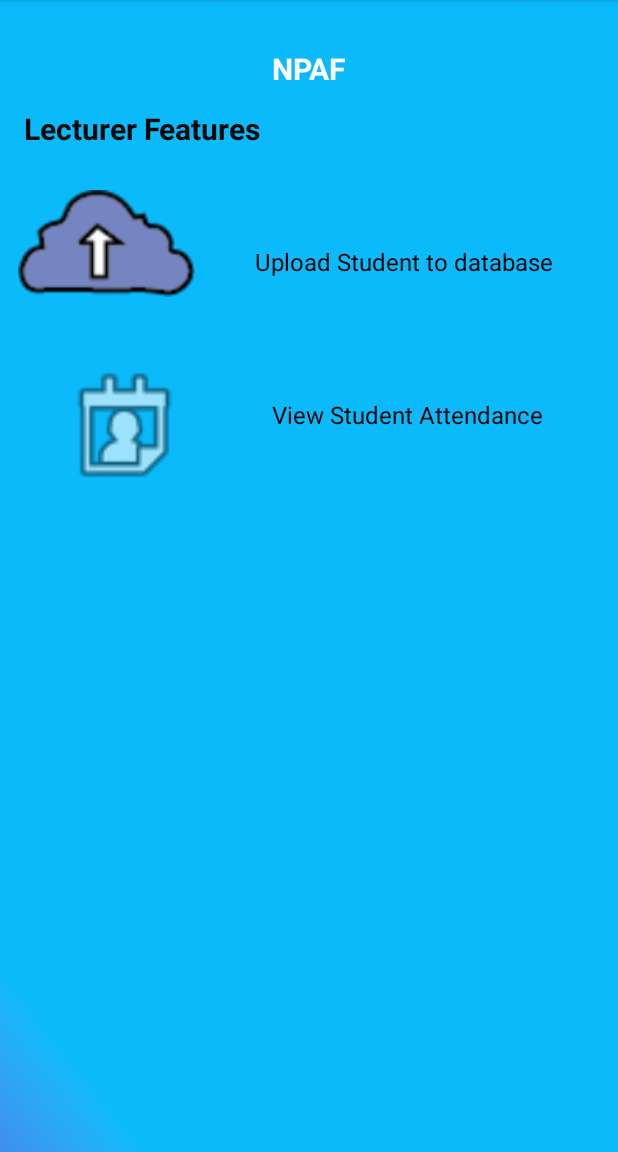
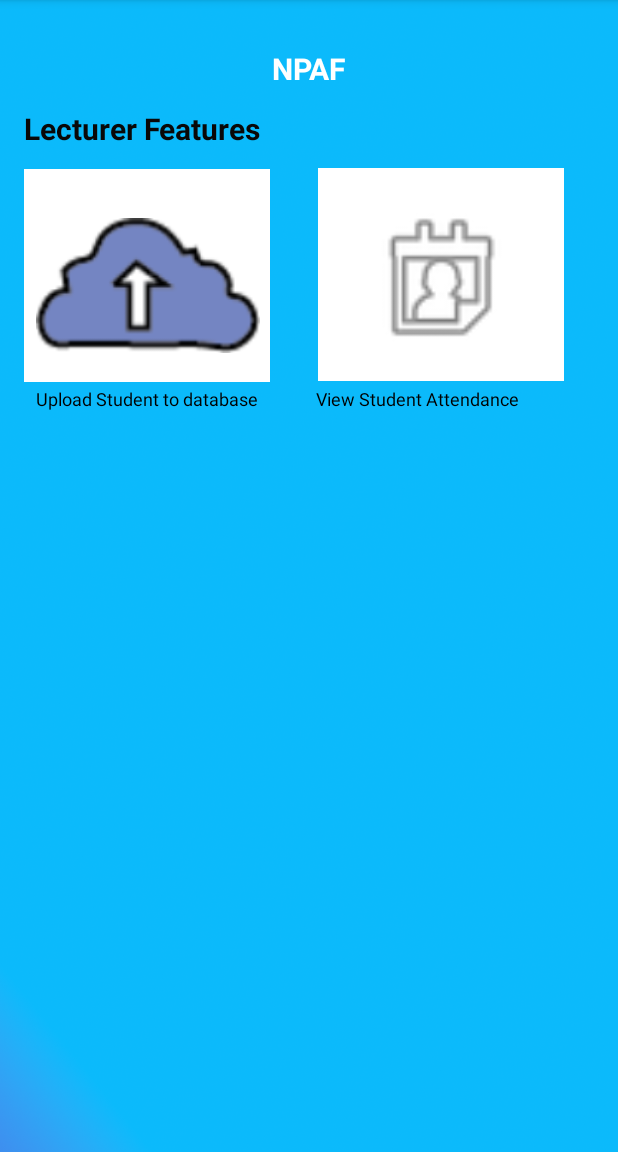
Before and after one commit to Minteckk/22_MADAssignment, an Android app: the LecturerMain screen opened directly, with no data from a screen before it, on a phone screen of 412 x 824 dp, the part 84-1236 px from its top. Run offline under Robolectric (Android 15) with nearby library versions, the phone set to English and light mode, and no system bars.

Commit message:
Complete upload student to database feature

```diff
--- a/app/src/main/java/sg/edu/np/mad/madassignment/SQLAdapter.java
+++ b/app/src/main/java/sg/edu/np/mad/madassignment/SQLAdapter.java
@@ -78,7 +78,7 @@ public class SQLAdapter extends SQLiteOpenHelper {
         while(cursor.moveToNext())
         {
             students student = new students();
-            student.StudentID = cursor.getInt(2);
+            student.StudentID = cursor.getString(2);
             student.Name = cursor.getString(1);
             studentList.add(student);
         }
--- a/app/src/main/res/layout/activity_lecturer_main.xml
+++ b/app/src/main/res/layout/activity_lecturer_main.xml
@@ -10,12 +10,22 @@
     <ScrollView
         android:layout_width="match_parent"
         android:layout_height="match_parent"
-        tools:layout_editor_absoluteX="0dp"
-        tools:layout_editor_absoluteY="16dp">
+        tools:layout_editor_absoluteX="103dp"
+        tools:layout_editor_absoluteY="122dp">
 
         <androidx.constraintlayout.widget.ConstraintLayout
             android:layout_width="match_parent"
             android:layout_height="match_parent">
+
+            <ImageView
+                android:id="@+id/imageView"
+                android:layout_width="164dp"
+                android:layout_height="142dp"
+                android:layout_marginStart="16dp"
+                android:layout_marginTop="13dp"
+                app:layout_constraintStart_toStartOf="parent"
+                app:layout_constraintTop_toBottomOf="@+id/textView8"
+                app:srcCompat="@android:drawable/screen_background_light" />
 
             <TextView
                 android:id="@+id/textView8"
@@ -49,48 +59,56 @@
                 android:id="@+id/uploadStudtext"
                 android:layout_width="wrap_content"
                 android:layout_height="wrap_content"
-                android:layout_marginStart="32dp"
-                android:layout_marginTop="104dp"
-                android:layout_marginEnd="28dp"
+                android:layout_marginStart="24dp"
+                android:layout_marginTop="20dp"
                 android:text="Upload Student to database "
                 android:textColor="#000000"
-                android:textSize="16sp"
-                app:layout_constraintEnd_toEndOf="parent"
-                app:layout_constraintHorizontal_bias="0.428"
-                app:layout_constraintStart_toEndOf="@id/db_student"
-                app:layout_constraintTop_toBottomOf="@+id/names" />
+                android:textSize="12sp"
+                app:layout_constraintStart_toStartOf="parent"
+                app:layout_constraintTop_toBottomOf="@+id/db_student" />
 
             <ImageView
                 android:id="@+id/db_student"
-                android:layout_width="118dp"
-                android:layout_height="78dp"
-                android:layout_marginTop="24dp"
-                app:layout_constraintEnd_toEndOf="@+id/imageView3"
+                android:layout_width="149dp"
+                android:layout_height="94dp"
+                android:layout_marginStart="24dp"
+                android:layout_marginTop="44dp"
+                app:layout_constraintStart_toStartOf="parent"
                 app:layout_constraintTop_toBottomOf="@+id/textView8"
                 app:srcCompat="@drawable/cloud_upload" />
+
+            <ImageView
+                android:id="@+id/imageView2"
+                android:layout_width="164dp"
+                android:layout_height="142dp"
+                android:layout_marginStart="32dp"
+                android:layout_marginTop="112dp"
+                app:layout_constraintStart_toEndOf="@+id/imageView"
+                app:layout_constraintTop_toTopOf="parent"
+                app:srcCompat="@android:drawable/screen_background_light" />
+
+            <ImageView
+                android:id="@+id/imageView3"
+                android:layout_width="106dp"
+                android:layout_height="116dp"
+                android:layout_marginStart="68dp"
+                android:layout_marginTop="96dp"
+                app:layout_constraintStart_toEndOf="@+id/db_student"
+                app:layout_constraintTop_toTopOf="@+id/names"
+                app:srcCompat="@android:drawable/ic_menu_my_calendar" />
 
             <TextView
                 android:id="@+id/textView7"
                 android:layout_width="wrap_content"
                 android:layout_height="wrap_content"
-                android:layout_marginTop="80dp"
+                android:layout_marginStart="36dp"
+                android:layout_marginTop="3dp"
                 android:text="View Student Attendance"
                 android:textColor="#000000"
-                android:textSize="16sp"
-                app:layout_constraintEnd_toEndOf="@+id/uploadStudtext"
-                app:layout_constraintStart_toStartOf="@+id/uploadStudtext"
-                app:layout_constraintTop_toBottomOf="@+id/uploadStudtext" />
+                android:textSize="12sp"
+                app:layout_constraintStart_toEndOf="@+id/uploadStudtext"
+                app:layout_constraintTop_toBottomOf="@+id/imageView2" />
 
-            <ImageView
-                android:id="@+id/imageView3"
-                android:layout_width="94dp"
-                android:layout_height="102dp"
-                android:layout_marginStart="36dp"
-                android:layout_marginTop="16dp"
-                app:layout_constraintBottom_toBottomOf="@+id/textView7"
-                app:layout_constraintStart_toStartOf="parent"
-                app:layout_constraintTop_toTopOf="@+id/textView7"
-                app:srcCompat="@android:drawable/ic_menu_my_calendar" />
 
         </androidx.constraintlayout.widget.ConstraintLayout>
     </ScrollView>
```
Also changed, not shown: app/src/main/java/sg/edu/np/mad/madassignment/students.java (+4 -4 lines), app/src/main/java/sg/edu/np/mad/madassignment/upload_student_name.java (+91 -1 lines), app/src/main/res/layout/activity_lecturer_login.xml (+10 -30 lines), app/src/main/res/layout/activity_student_login.xml (+10 -30 lines), app/src/main/res/layout/activity_upload_student_name.xml (+10 -30 lines).
